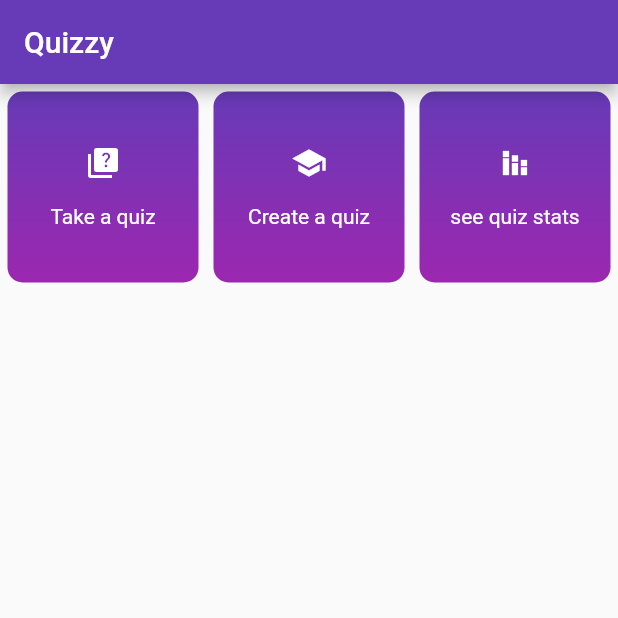
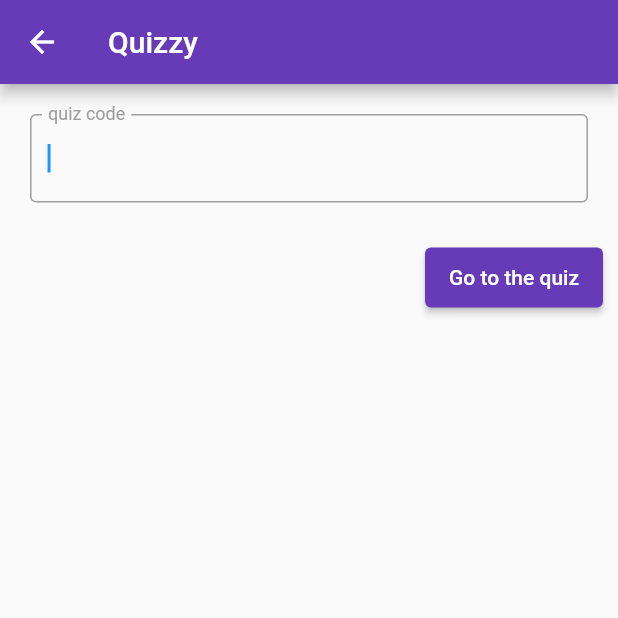
Before and after one commit to hatem1055/flutter_quiz_app, a Flutter app: the screen it shows after launch, after a tap on "Take a quiz", on a phone screen of 412 x 824 dp, the top half of it. Run offline on Flutter 3.47's test engine with Material 2 defaults, Android fonts, the phone set to English and light mode, and no system bars.

Commit message:
take quiz

```diff
--- a/lib/create_quiz/add_question.dart
+++ b/lib/create_quiz/add_question.dart
@@ -1,6 +1,6 @@
 import 'package:flutter/material.dart';
 import 'package:provider/provider.dart';
-import 'providers/quiz.dart';
+import '../providers/quiz_creator.dart';
 import 'options_tile.dart';
 import 'quiz_credintials.dart';
 
@@ -110,7 +110,7 @@ class _AddQuestionState extends State<AddQuestion> {
                         style: ButtonStyle(
                             backgroundColor: MaterialStateColor.resolveWith(
                                 (states) => Theme.of(context).primaryColor)),
-                        child: Text('Next Question'))),
+                        child: Text('Add another Question'))),
                 if (quiz.questionCount >= 1)
                   Container(
                       height: 40,
--- a/lib/create_quiz/options_tile.dart
+++ b/lib/create_quiz/options_tile.dart
@@ -1,6 +1,6 @@
 import 'package:flutter/material.dart';
 import 'package:provider/provider.dart';
-import 'providers/quiz.dart';
+import '../providers/quiz_creator.dart';
 
 // ignore: must_be_immutable
 class OptionTile extends StatefulWidget {
--- a/lib/create_quiz/quiz_info_form.dart
+++ b/lib/create_quiz/quiz_info_form.dart
@@ -1,6 +1,6 @@
 import 'package:flutter/material.dart';
 import 'package:provider/provider.dart';
-import 'providers/quiz.dart';
+import '../providers/quiz_creator.dart';
 import 'add_question.dart';
 class QuizInfoForm extends StatefulWidget {
   @override
@@ -10,6 +10,7 @@ class QuizInfoForm extends StatefulWidget {
 class _QuizInfoFormState extends State<QuizInfoForm> {
   @override
   Widget build(BuildContext context) {
+    final quiz = Provider.of<QuizCreator>(context,listen: false);
     final form = GlobalKey<FormState>();
     Map<String,String> quizInfo = {};
 
@@ -18,7 +19,6 @@ class _QuizInfoFormState extends State<QuizInfoForm> {
       if (!isValid) {
         return;
       }
-      final quiz = Provider.of<QuizCreator>(context,listen: false);
       quiz.saveQuizInfo(quizInfo);
       form.currentState.save();
       print(quiz.quizInfo);
@@ -79,6 +79,7 @@ class _QuizInfoFormState extends State<QuizInfoForm> {
                 child: ElevatedButton(
                     onPressed: () {
                       saveForm();
+                      quiz.clearQuizData();
                     },
                     style: ButtonStyle(
                         backgroundColor: MaterialStateColor.resolveWith(
--- a/lib/entry_screen.dart
+++ b/lib/entry_screen.dart
@@ -1,6 +1,7 @@
 import 'package:flutter/material.dart';
 import 'create_quiz/quiz_info.dart';
 import './see_stats/go_to_quiz_stats.dart';
+import './take_quiz/go_to_quiz.dart';
 class EntryScreen extends StatelessWidget {
   // This widget is the root of your application.
   @override
@@ -51,7 +52,7 @@ class EntryScreen extends StatelessWidget {
       body: GridView.count(
         crossAxisCount: 3,
         children: [
-          modeButton('Take a quiz', Icons.quiz,''),
+          modeButton('Take a quiz', Icons.quiz,GoToQuiz.route),
           modeButton('Create a quiz', Icons.school,QuizInfo.route),
           modeButton('see quiz stats', Icons.stacked_bar_chart,GoToQuizStats.route)
         ],
--- a/lib/main.dart
+++ b/lib/main.dart
@@ -2,11 +2,15 @@ import 'package:flutter/material.dart';
 import 'package:provider/provider.dart';
 import 'entry_screen.dart';
 import 'create_quiz/quiz_info.dart';
-import 'create_quiz/providers/quiz.dart';
+import 'providers/quiz_creator.dart';
+import 'providers/the_quiz_provider.dart';
 import 'create_quiz/add_question.dart';
 import 'create_quiz/quiz_credintials.dart';
 import './see_stats/go_to_quiz_stats.dart';
 import './see_stats/stats_screen.dart';
+import './take_quiz/go_to_quiz.dart';
+import './take_quiz/the_quiz.dart';
+import './take_quiz/result.dart';
 void main() {
   runApp(MyApp());
 }
@@ -18,6 +22,7 @@ class MyApp extends StatelessWidget {
     return MultiProvider(
       providers: [
         ChangeNotifierProvider(create: (_) => QuizCreator()),
+        ChangeNotifierProvider(create: (_) => TheQuizProvider())
       ],
       child: MaterialApp(
         theme: ThemeData(primaryColor: Color.fromRGBO(103, 58, 183, 1)),
@@ -29,7 +34,10 @@ class MyApp extends StatelessWidget {
           AddQuestion.route: (ctx) => AddQuestion(),
           QuizCredintials.route : (ctx) => QuizCredintials(),
           GoToQuizStats.route : (ctx) => GoToQuizStats(),
-          QuizStatsScreen.route : (ctx) => QuizStatsScreen()
+          QuizStatsScreen.route : (ctx) => QuizStatsScreen(),
+          GoToQuiz.route : (ctx) => GoToQuiz(),
+          TheQuiz.route : (ctx) => TheQuiz(),
+          ResultPage.route : (ctx) => ResultPage(),
         },
       ),
     );
--- a/lib/create_quiz/providers/quiz.dart
+++ b/lib/providers/quiz_creator.dart
@@ -86,4 +86,8 @@ class QuizCreator with ChangeNotifier {
       'password':'asfjbsafasfsa',
     };
   }
+
+  void clearQuizData(){
+    this.questions = [];
+  }
 }
--- /dev/null
+++ b/lib/providers/the_quiz_provider.dart
@@ -0,0 +1,86 @@
+import 'package:flutter/material.dart';
+
+class Option {
+  String option;
+  String id;
+  Option(this.option, this.id);
+}
+
+class Question extends ChangeNotifier {
+  String question;
+  List<Option> options = [];
+  String choosenOptionId;
+  Question(this.question);
+  void addOption(option, id) {
+    options.add(Option(option, id));
+  }
+
+  void changeChoosenOption(id) {
+    this.choosenOptionId = id;
+    notifyListeners();
+  }
+
+  validateQuestion() {
+    Option choosenOption = this
+        .options
+        .firstWhere((element) => element.id == choosenOptionId, orElse: () => null);
+    if (choosenOption == null) {
+      return 'please choose ansewre';
+    }
+    return false;
+  }
+}
+
+class TheQuizProvider extends ChangeNotifier {
+  String name;
+  String desc;
+  List<Question> questions = [];
+  List<String> choosenOptionsIds = [];
+  int questionIndex = 0;
+  void setName(name) {
+    this.name = name;
+    notifyListeners();
+  }
+
+  void setQuizData(Map data) {
+    for (var question in data['questions']) {
+      final questionWillBeAdded = Question(question['question']);
+      for (var option in question['options']) {
+        questionWillBeAdded.addOption(option['option'], option['id']);
+      }
+      this.questions.add(questionWillBeAdded);
+    }
+    print(this.questions);
+  }
+
+  void clearQuizData(){
+    this.questions = [];
+    this.name = '';
+    this.choosenOptionsIds = [];
+    this.questionIndex = 0;
+  }
+  void saveAnswere(){
+    this.choosenOptionsIds.add(this.currentQuestion.choosenOptionId);
+  }
+  void nextQuestion(){
+    this.questionIndex += 1;
+    notifyListeners();
+  }
+  Question get currentQuestion{
+    return this.questions[this.questionIndex];
+  }
+
+  bool get isLastQuestion{
+    return this.questionIndex == this.questions.length - 1;
+  }
+
+  Map submitQuiz(){
+    print(choosenOptionsIds);
+    return {
+      'total_questons':3,
+      'right_questions':2,
+      'percentege':(3/2) * 100,
+      'quiz_name':this.name
+    };
+  }
+}
--- /dev/null
+++ b/lib/take_quiz/go_to_quiz.dart
@@ -0,0 +1,74 @@
+import 'package:flutter/material.dart';
+import 'package:provider/provider.dart';
+import '../widgets/go_to_widget.dart';
+import '../providers/the_quiz_provider.dart';
+import 'the_quiz.dart';
+
+final dummyData = {
+  'quizName': 'dummy quiz',
+  'questions': [
+    {
+      'question': 'question 1',
+      'options': [
+        {'option': 'option 1', 'id': DateTime.now().toString()},
+        {'option': 'option 2', 'id': DateTime.now().toString()},
+        {'option': 'option 3', 'id': DateTime.now().toString()},
+        {'option': 'option 4', 'id': DateTime.now().toString()}
+      ]
+    },
+    {
+      'question': 'question 2',
+      'options': [
+        {'option': 'option 1', 'id': DateTime.now().toString()},
+        {'option': 'option 2', 'id': DateTime.now().toString()},
+        {'option': 'option 3', 'id': DateTime.now().toString()},
+        {'option': 'option 4', 'id': DateTime.now().toString()}
+      ]
+    },
+    {
+      'question': 'question 3',
+      'options': [
+        {'option': 'option 1', 'id': DateTime.now().toString()},
+        {'option': 'option 2', 'id': DateTime.now().toString()},
+        {'option': 'option 3', 'id': DateTime.now().toString()},
+        {'option': 'option 4', 'id': DateTime.now().toString()}
+      ]
+    }
+  ]
+};
+
+class GoToQuiz extends StatelessWidget {
+  static const route = '/go_to_quiz';
+
+  @override
+  Widget build(BuildContext context) {
+    final theQuiz = Provider.of<TheQuizProvider>(context, listen: false);
+    theQuiz.clearQuizData();
+    setData(){
+        theQuiz.setName(dummyData['quizName']);
+        theQuiz.setQuizData(dummyData);
+    }
+    isThereIsQuiz() {
+      print('isThere');
+      if (true) {
+        return 'testID';
+      }
+      // ignore: dead_code
+      return false;
+    }
+
+    return Scaffold(
+        appBar: AppBar(
+          backgroundColor: Theme.of(context).primaryColor,
+          title: Text('Quizzy'),
+        ),
+        body: GoToWidget(
+          buttonText: 'Go to the quiz',
+          checkValidity: isThereIsQuiz,
+          errorMessage: 'sorry there is no quiz with these code',
+          goToRoute: TheQuiz.route,
+          placeholder: 'quiz code',
+          setData: setData,
+        ));
+  }
+}
--- /dev/null
+++ b/lib/widgets/go_to_widget.dart
@@ -0,0 +1,70 @@
+import 'package:flutter/material.dart';
+
+// ignore: must_be_immutable
+class GoToWidget extends StatelessWidget {
+  final String placeholder;
+  final String errorMessage;
+  final String goToRoute;
+  final String buttonText;
+  final Function checkValidity;
+  final Function setData;
+  GoToWidget(
+      {@required this.placeholder,
+      @required this.errorMessage,
+      @required this.goToRoute,
+      @required this.buttonText,
+      @required this.checkValidity,
+      @required this.setData});
+  TextEditingController password = TextEditingController();
+  @override
+  Widget build(BuildContext context) {
+    return Column(
+      children: [
+        Container(
+          margin: EdgeInsets.all(20),
+          child: TextField(
+            controller: password,
+            autofocus: true,
+            decoration: InputDecoration(
+              labelText: placeholder,
+              labelStyle: TextStyle(color: Colors.grey),
+              focusedBorder: OutlineInputBorder(
+                  borderSide: BorderSide(color: Colors.grey)),
+            ),
+          ),
+        ),
+        Row(
+          mainAxisAlignment: MainAxisAlignment.end,
+          children: [
+            Container(
+                height: 40,
+                margin: EdgeInsets.all(10),
+                child: ElevatedButton(
+                    onPressed: () {
+                      if (checkValidity() != false) {
+                        Navigator.popAndPushNamed(context, goToRoute,
+                            arguments: checkValidity());
+                        setData();
+                      } else {
+                        ScaffoldMessenger.of(context).showSnackBar(SnackBar(
+                          content: Text(errorMessage),
+                          action: SnackBarAction(
+                            label: 'Ok',
+                            onPressed: () {
+                              ScaffoldMessenger.of(context)
+                                  .hideCurrentSnackBar();
+                            },
+                          ),
+                        ));
+                      }
+                    },
+                    style: ButtonStyle(
+                        backgroundColor: MaterialStateColor.resolveWith(
+                            (states) => Theme.of(context).primaryColor)),
+                    child: Text(buttonText)))
+          ],
+        )
+      ],
+    );
+  }
+}
```
Also changed, not shown: lib/create_quiz/quiz_credintials.dart (+20 -5 lines), lib/see_stats/go_to_quiz_stats.dart (+11 -49 lines), lib/see_stats/stats_screen.dart (+11 -7 lines), lib/take_quiz/options.dart (added, +37 -0 lines), lib/take_quiz/result.dart (added, +52 -0 lines), lib/take_quiz/the_quiz.dart (added, +89 -0 lines), lib/widgets/my_card.dart (added, +15 -0 lines).
